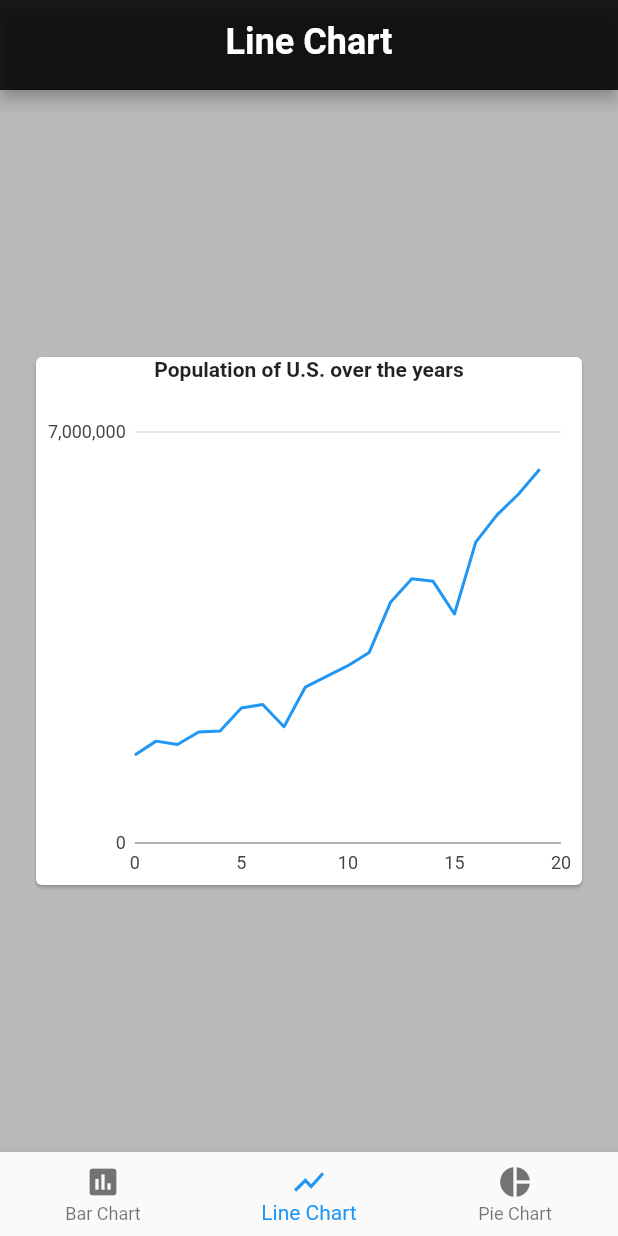
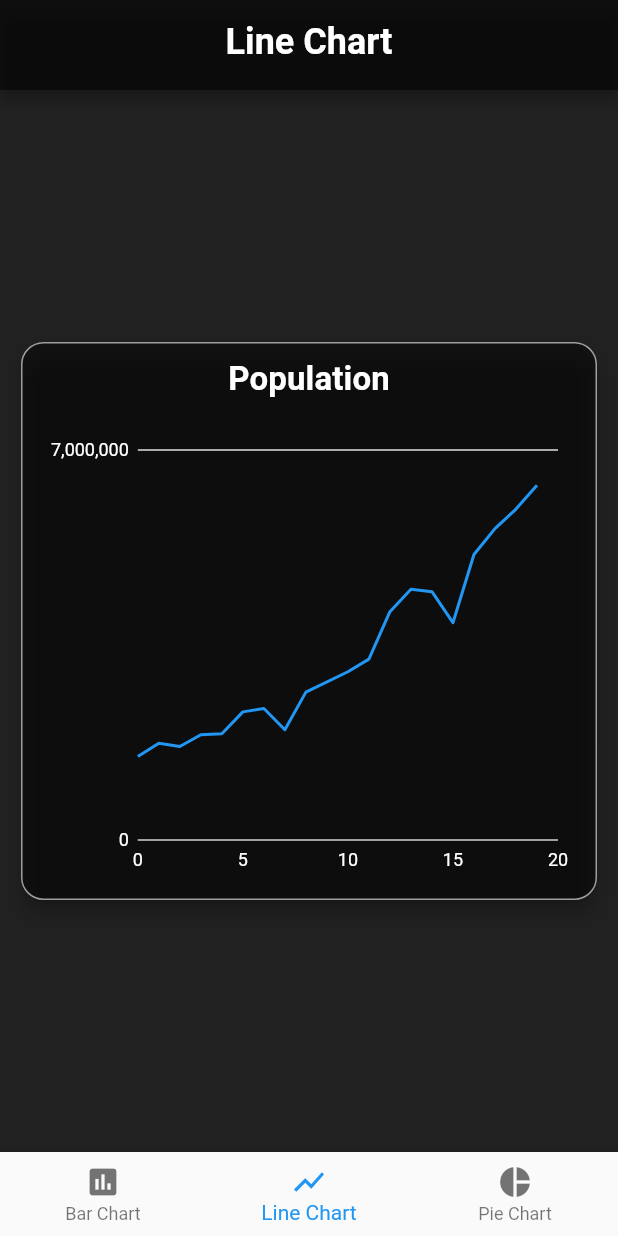
Before and after one commit to gabrielmoreira-dev/flutter-charts, a Flutter app: the screen it shows after launch, on a phone screen of 412 x 824 dp. Run offline on Flutter 3.47's test engine with Material 2 defaults, Android fonts, the phone set to English and light mode, and no system bars; our stand-ins replace charts_flutter, rxdart.

```diff
--- a/lib/main.dart
+++ b/lib/main.dart
@@ -20,9 +20,10 @@ class GraphsApp extends StatelessWidget {
         ],
         child: MaterialApp(
           theme: ThemeData(
-            backgroundColor: Colors.black26,
-            primaryColorDark: Colors.black87,
-            primaryColorLight: Colors.white,
+            backgroundColor: Colors.black87,
+            primaryColor: Colors.grey,
+            primaryColorDark: Colors.black54,
+            primaryColorLight: Colors.black45,
             accentColor: Colors.blueAccent,
             textTheme: TextTheme(
               title: TextStyle(
@@ -31,8 +32,9 @@ class GraphsApp extends StatelessWidget {
                 color: Colors.white,
               ),
               subtitle: TextStyle(
-                fontSize: 20.0,
+                fontSize: 22.0,
                 fontWeight: FontWeight.bold,
+                color: Colors.white
               ),
             ),
           ),
--- a/lib/presentation/chart/bar/bar_chart_mappers.dart
+++ b/lib/presentation/chart/bar/bar_chart_mappers.dart
@@ -8,11 +8,11 @@ extension BarChartMappers on PopulationData {
         year: year,
         population: population,
         barColor: population < 100000000
-            ? charts.ColorUtil.fromDartColor(Colors.lightBlue)
+            ? charts.ColorUtil.fromDartColor(Colors.lightBlueAccent)
             : population < 200000000
                 ? charts.ColorUtil.fromDartColor(Colors.blue)
                 : population < 300000000
-                    ? charts.ColorUtil.fromDartColor(Colors.purple)
-                    : charts.ColorUtil.fromDartColor(Colors.black),
+                    ? charts.ColorUtil.fromDartColor(Colors.deepPurpleAccent)
+                    : charts.ColorUtil.fromDartColor(Colors.deepPurple),
       );
 }
--- a/lib/presentation/chart/chart_card.dart
+++ b/lib/presentation/chart/chart_card.dart
@@ -1,4 +1,5 @@
 import 'package:flutter/material.dart';
+import 'package:flutter/painting.dart';
 import 'package:flutter/widgets.dart';
 
 class ChartCard extends StatelessWidget {
@@ -12,13 +13,23 @@ class ChartCard extends StatelessWidget {
   Widget build(BuildContext context) => Center(
         child: Container(
           height: 400,
-          padding: EdgeInsets.all(20),
+          padding: const EdgeInsets.all(10.0),
           child: Card(
+            shape: RoundedRectangleBorder(
+              side: BorderSide(color: Theme.of(context).primaryColor),
+              borderRadius: BorderRadius.all(
+                Radius.circular(15.0),
+              ),
+            ),
+            elevation: 5.0,
+            color: Theme.of(context).primaryColorLight,
+            child: Padding(
+              padding: const EdgeInsets.all(12.0),
               child: Column(
                 children: <Widget>[
                   Text(
-                  "Population of U.S. over the years",
-                  style: TextStyle(fontWeight: FontWeight.bold),
+                    "Population",
+                    style: Theme.of(context).textTheme.subtitle,
                   ),
                   SizedBox(
                     height: 20,
@@ -30,5 +41,6 @@ class ChartCard extends StatelessWidget {
               ),
             ),
           ),
+        ),
       );
 }
--- a/lib/presentation/chart/line/line_chart_page.dart
+++ b/lib/presentation/chart/line/line_chart_page.dart
@@ -34,7 +34,21 @@ class LineChartPage extends StatelessWidget {
       charts.LineChart(
         data,
         animate: true,
-        animationDuration: Duration(seconds: 3),
+        animationDuration: const Duration(seconds: 3),
+        domainAxis: charts.NumericAxisSpec(
+          renderSpec: charts.SmallTickRendererSpec(
+            labelStyle: charts.TextStyleSpec(
+              color: charts.MaterialPalette.white,
+            ),
+          ),
+        ),
+        primaryMeasureAxis: charts.NumericAxisSpec(
+          renderSpec: charts.GridlineRendererSpec(
+            labelStyle: charts.TextStyleSpec(
+              color: charts.MaterialPalette.white,
+            ),
+          ),
+        ),
       );
 
   @override
--- a/lib/presentation/common/bottom_navigation/cupertino_scaffold.dart
+++ b/lib/presentation/common/bottom_navigation/cupertino_scaffold.dart
@@ -1,4 +1,5 @@
 import 'package:flutter/cupertino.dart';
+import 'package:flutter/material.dart';
 import 'package:flutter/widgets.dart';
 import 'package:fluttergraphs/presentation/common/bottom_navigation/bottom_navigation_tab.dart';
 
@@ -35,6 +36,7 @@ class CupertinoScaffold extends StatelessWidget {
         tabBar: CupertinoTabBar(
           items: tabList.map((tab) => tab.item).toList(),
           onTap: (index) => onItemSelected(index),
+          backgroundColor: Theme.of(context).primaryColorDark,
         ),
         tabBuilder: (context, index) => _buildPageFlow(context, tabList[index]),
       );
```
Also changed, not shown: lib/presentation/chart/bar/bar_chart_page.dart (+11 -1 lines), lib/presentation/chart/pie/pie_chart_page.dart (+8 -3 lines), lib/presentation/common/bottom_navigation/material_scaffold.dart (+5 -4 lines). Lines whose indentation alone changed are shown as unchanged.
